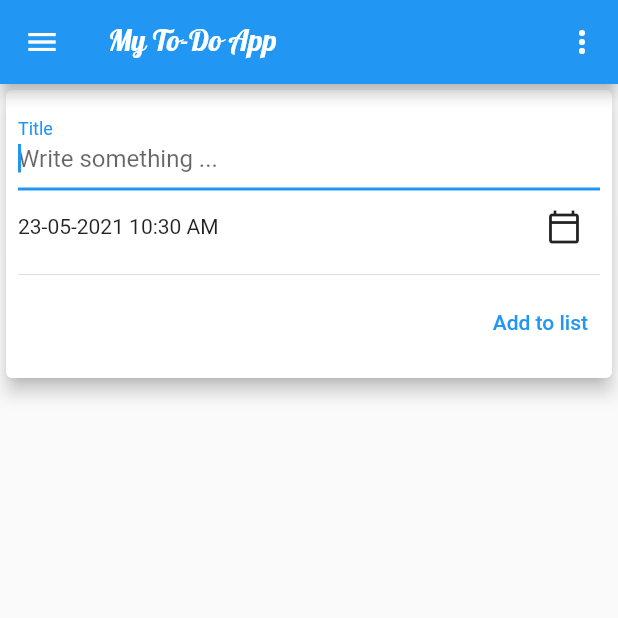
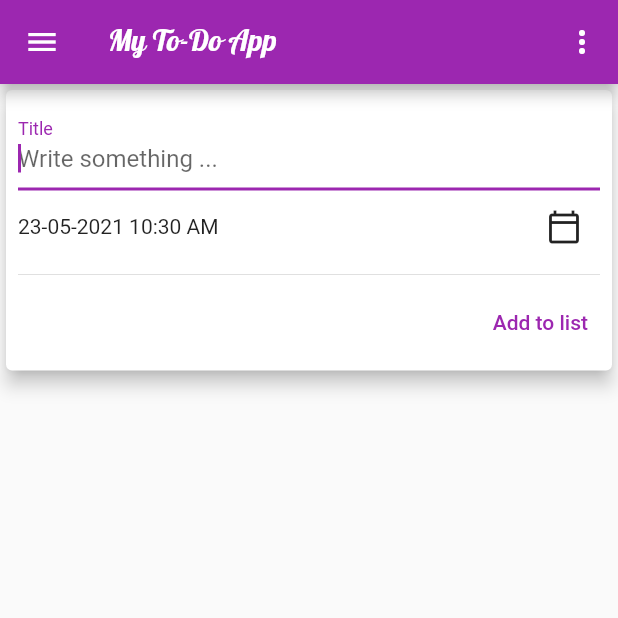
Before and after one commit to selvedin/flutter_todo, a Flutter app: the screen it shows after launch, on a phone screen of 412 x 824 dp, the top half of it. Run offline on Flutter 3.47's test engine with Material 2 defaults, Android fonts, the phone set to English and light mode, and no system bars.

Commit message:
adding custom style

```diff
--- a/lib/main.dart
+++ b/lib/main.dart
@@ -13,7 +13,16 @@ class MyApp extends StatelessWidget {
     return MaterialApp(
       title: 'To-Do App',
       theme: ThemeData(
-        primarySwatch: Colors.blue,
+        primarySwatch: Colors.purple,
+        accentColor: Colors.grey,
+        textTheme: ThemeData.light().textTheme.copyWith(
+              headline6: TextStyle(
+                fontFamily: 'Pattaya',
+                fontSize: 20,
+                fontWeight: FontWeight.bold,
+                color: Colors.red.shade900,
+              ),
+            ),
       ),
       home: MyHomePage(title: 'My To-Do App'),
       routes: {
--- a/lib/screens/finished_tasks_screen.dart
+++ b/lib/screens/finished_tasks_screen.dart
@@ -38,7 +38,8 @@ class FinishedTasksScreen extends StatelessWidget {
             : Container(
                 child: Column(
                   children: [
-                    Text('No finished tasks'),
+                    Text('No finished tasks',
+                        style: Theme.of(context).textTheme.headline6),
                     Image.network(
                         'https://icons.iconarchive.com/icons/cornmanthe3rd/squareplex/512/Utilities-tasks-icon.png'),
                   ],
--- a/lib/widgets/task_card.dart
+++ b/lib/widgets/task_card.dart
@@ -46,7 +46,8 @@ class _TaskCardState extends State<TaskCard> {
 
   @override
   Widget build(BuildContext context) {
-    return Card(
+    return SingleChildScrollView(
+      child: Card(
         elevation: 5,
         child: Padding(
           padding: const EdgeInsets.all(8.0),
@@ -99,6 +100,7 @@ class _TaskCardState extends State<TaskCard> {
             ],
           ),
         ),
+      ),
     );
   }
 }
```
Lines whose indentation alone changed are shown as unchanged.
